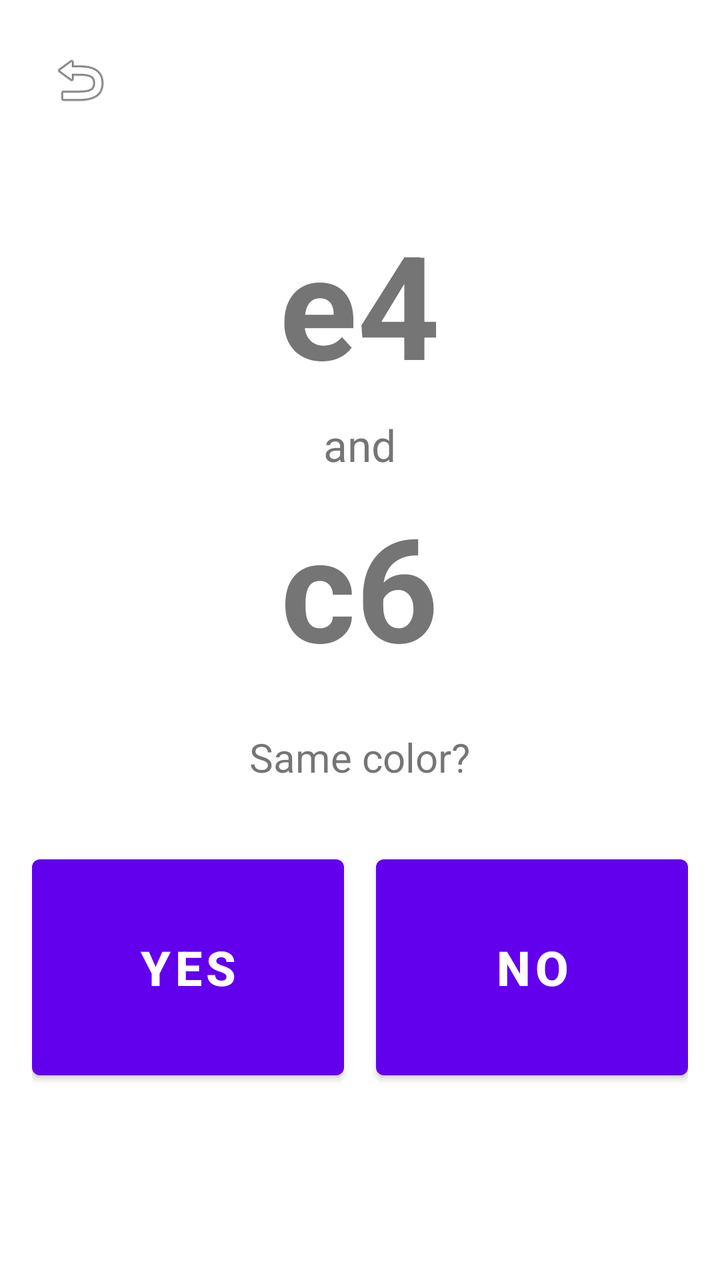
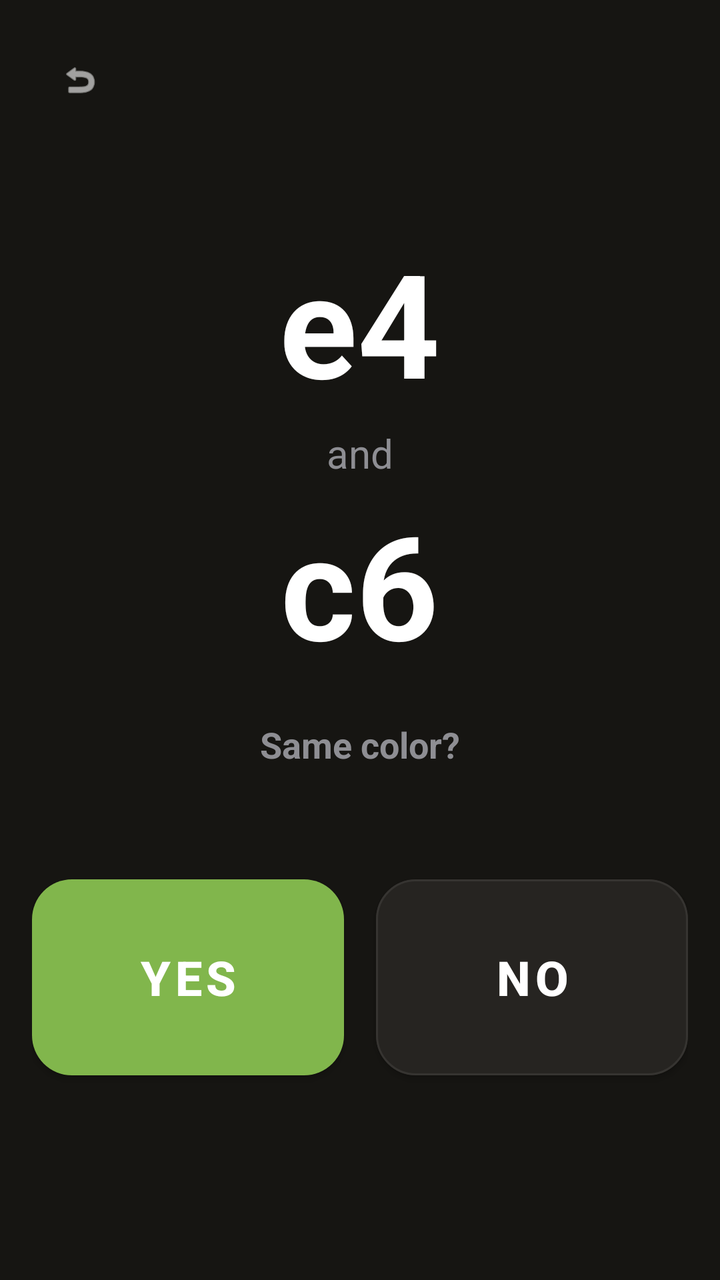

Compare the two renders of this Android layout. The source of the first and the diff that turns it into the second are given below.
<!-- AndroidManifest.xml: application theme Theme.BlindfoldChess -->
<!-- res/layout/fragment_same_color.xml -->
<?xml version="1.0" encoding="utf-8"?>

<LinearLayout xmlns:android="http://schemas.android.com/apk/res/android"
    android:layout_width="match_parent"
    android:layout_height="match_parent"
    android:orientation="vertical"
    android:padding="16dp">

    <ImageButton
        android:id="@+id/btn_back"
        android:layout_width="48dp"
        android:layout_height="48dp"
        android:src="@android:drawable/ic_menu_revert"
        android:background="?attr/selectableItemBackgroundBorderless"
        android:contentDescription="Back"
        android:layout_marginBottom="8dp" />

    <LinearLayout
        android:layout_width="match_parent"
        android:layout_height="0dp"
        android:layout_weight="1"
        android:orientation="vertical"
        android:gravity="center">

        <TextView
            android:id="@+id/tv_square_a"
            android:layout_width="wrap_content"
            android:layout_height="wrap_content"
            android:text="e4"
            android:textSize="72sp"
            android:textStyle="bold"
            android:layout_gravity="center_horizontal" />

        <TextView
            android:layout_width="wrap_content"
            android:layout_height="wrap_content"
            android:text="and"
            android:textSize="22sp"
            android:layout_gravity="center_horizontal"
            android:layout_marginTop="8dp"
            android:layout_marginBottom="8dp" />

        <TextView
            android:id="@+id/tv_square_b"
            android:layout_width="wrap_content"
            android:layout_height="wrap_content"
            android:text="c6"
            android:textSize="72sp"
            android:textStyle="bold"
            android:layout_gravity="center_horizontal" />

        <TextView
            android:layout_width="wrap_content"
            android:layout_height="wrap_content"
            android:text="Same color?"
            android:textSize="20sp"
            android:layout_gravity="center_horizontal"
            android:layout_marginTop="24dp" />

    </LinearLayout>

    <LinearLayout
        android:layout_width="match_parent"
        android:layout_height="120dp"
        android:orientation="horizontal"
        android:layout_marginBottom="16dp">

        <Button
            android:id="@+id/btn_yes"
            android:layout_width="0dp"
            android:layout_height="match_parent"
            android:layout_weight="1"
            android:text="Yes"
            android:textSize="24sp"
            android:textStyle="bold"
            android:layout_marginEnd="8dp" />

        <Button
            android:id="@+id/btn_no"
            android:layout_width="0dp"
            android:layout_height="match_parent"
            android:layout_weight="1"
            android:text="No"
            android:textSize="24sp"
            android:textStyle="bold"
            android:layout_marginStart="8dp" />

    </LinearLayout>

    <TextView
        android:id="@+id/tv_result"
        android:layout_width="wrap_content"
        android:layout_height="wrap_content"
        android:text=""
        android:textSize="22sp"
        android:textStyle="bold"
        android:layout_gravity="center_horizontal" />

    <TextView
        android:id="@+id/tv_score"
        android:layout_width="wrap_content"
        android:layout_height="wrap_content"
        android:text=""
        android:textSize="14sp"
        android:layout_gravity="center_horizontal"
        android:layout_marginTop="8dp"
        android:layout_marginBottom="8dp" />

</LinearLayout>
<!-- resources referenced by this layout -->
<resources>
  <style name="Theme.BlindfoldChess" parent="Theme.MaterialComponents.DayNight.NoActionBar">
          
          <item name="colorPrimary">@color/purple_500</item>
          <item name="colorPrimaryVariant">@color/purple_700</item>
          <item name="colorOnPrimary">@color/white</item>
          
          <item name="colorSecondary">@color/teal_200</item>
          <item name="colorSecondaryVariant">@color/teal_700</item>
          <item name="colorOnSecondary">@color/black</item>
          
          <item name="android:statusBarColor">?attr/colorPrimaryVariant</item>
          
      </style>
  <color name="purple_500">#FF6200EE</color>
  <color name="purple_700">#FF3700B3</color>
  <color name="white">#FFFFFFFF</color>
  <color name="teal_200">#FF03DAC5</color>
  <color name="teal_700">#FF018786</color>
  <color name="black">#FF000000</color>
</resources>

<!-- the commit's change to res/layout/fragment_same_color.xml (unified diff, before → after) -->
@@ -1,89 +1,100 @@
 <?xml version="1.0" encoding="utf-8"?>
 
 <LinearLayout xmlns:android="http://schemas.android.com/apk/res/android"
+    xmlns:app="http://schemas.android.com/apk/res-auto"
     android:layout_width="match_parent"
     android:layout_height="match_parent"
+    android:background="#161512"
     android:orientation="vertical"
     android:padding="16dp">
 
-    <ImageButton
+    <com.google.android.material.button.MaterialButton
         android:id="@+id/btn_back"
+        style="@style/Widget.Material3.Button.IconButton"
         android:layout_width="48dp"
         android:layout_height="48dp"
-        android:src="@android:drawable/ic_menu_revert"
-        android:background="?attr/selectableItemBackgroundBorderless"
         android:contentDescription="Back"
-        android:layout_marginBottom="8dp" />
+        app:icon="@android:drawable/ic_menu_revert"
+        app:iconTint="#FFFFFF" />
 
     <LinearLayout
         android:layout_width="match_parent"
         android:layout_height="0dp"
         android:layout_weight="1"
-        android:orientation="vertical"
-        android:gravity="center">
+        android:gravity="center"
+        android:orientation="vertical">
 
         <TextView
             android:id="@+id/tv_square_a"
             android:layout_width="wrap_content"
             android:layout_height="wrap_content"
             android:text="e4"
+            android:textColor="#FFFFFF"
             android:textSize="72sp"
-            android:textStyle="bold"
-            android:layout_gravity="center_horizontal" />
+            android:textStyle="bold" />
 
         <TextView
             android:layout_width="wrap_content"
             android:layout_height="wrap_content"
+            android:layout_marginTop="4dp"
+            android:layout_marginBottom="4dp"
             android:text="and"
-            android:textSize="22sp"
-            android:layout_gravity="center_horizontal"
-            android:layout_marginTop="8dp"
-            android:layout_marginBottom="8dp" />
+            android:textColor="#8E8E93"
+            android:textSize="20sp" />
 
         <TextView
             android:id="@+id/tv_square_b"
             android:layout_width="wrap_content"
             android:layout_height="wrap_content"
             android:text="c6"
+            android:textColor="#FFFFFF"
             android:textSize="72sp"
-            android:textStyle="bold"
-            android:layout_gravity="center_horizontal" />
+            android:textStyle="bold" />
 
         <TextView
             android:layout_width="wrap_content"
             android:layout_height="wrap_content"
+            android:layout_marginTop="20dp"
             android:text="Same color?"
-            android:textSize="20sp"
-            android:layout_gravity="center_horizontal"
-            android:layout_marginTop="24dp" />
+            android:textColor="#8E8E93"
+            android:textSize="18sp"
+            android:textStyle="bold" />
 
     </LinearLayout>
 
     <LinearLayout
         android:layout_width="match_parent"
-        android:layout_height="120dp"
-        android:orientation="horizontal"
-        android:layout_marginBottom="16dp">
+        android:layout_height="110dp"
+        android:layout_marginBottom="16dp"
+        android:orientation="horizontal">
 
-        <Button
+        <com.google.android.material.button.MaterialButton
             android:id="@+id/btn_yes"
             android:layout_width="0dp"
             android:layout_height="match_parent"
             android:layout_weight="1"
+            android:layout_marginEnd="8dp"
             android:text="Yes"
+            android:textColor="#FFFFFF"
             android:textSize="24sp"
             android:textStyle="bold"
-            android:layout_marginEnd="8dp" />
+            app:backgroundTint="#81B64C"
+            app:cornerRadius="20dp" />
 
-        <Button
+        <com.google.android.material.button.MaterialButton
             android:id="@+id/btn_no"
             android:layout_width="0dp"
             android:layout_height="match_parent"
             android:layout_weight="1"
+            android:layout_marginStart="8dp"
             android:text="No"
+            android:textColor="#FFFFFF"
             android:textSize="24sp"
             android:textStyle="bold"
-            android:layout_marginStart="8dp" />
+            app:backgroundTint="#262421"
+            app:cornerRadius="20dp"
+            app:strokeColor="#363431"
+            app:strokeWidth="1dp" />
 
     </LinearLayout>
 
@@ -91,19 +102,19 @@
         android:id="@+id/tv_result"
         android:layout_width="wrap_content"
         android:layout_height="wrap_content"
-        android:text=""
+        android:layout_gravity="center_horizontal"
+        android:textColor="#FFFFFF"
         android:textSize="22sp"
-        android:textStyle="bold"
-        android:layout_gravity="center_horizontal" />
+        android:textStyle="bold" />
 
     <TextView
         android:id="@+id/tv_score"
         android:layout_width="wrap_content"
         android:layout_height="wrap_content"
-        android:text=""
-        android:textSize="14sp"
         android:layout_gravity="center_horizontal"
         android:layout_marginTop="8dp"
-        android:layout_marginBottom="8dp" />
+        android:layout_marginBottom="8dp"
+        android:textColor="#8E8E93"
+        android:textSize="14sp" />
 
 </LinearLayout>
